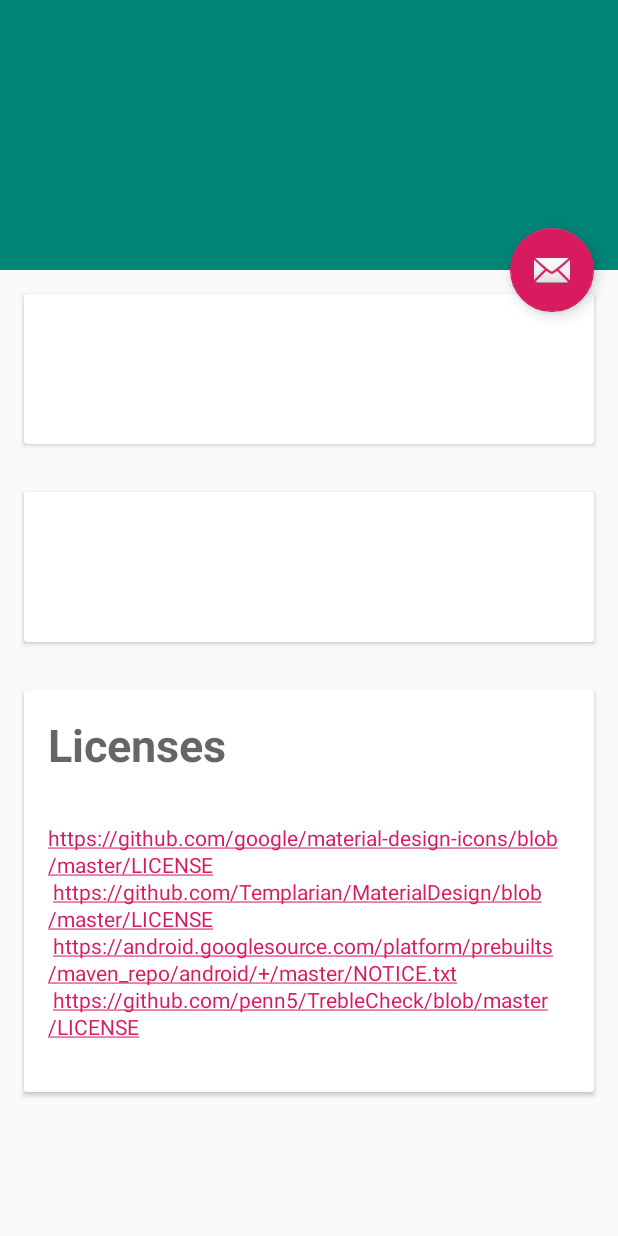
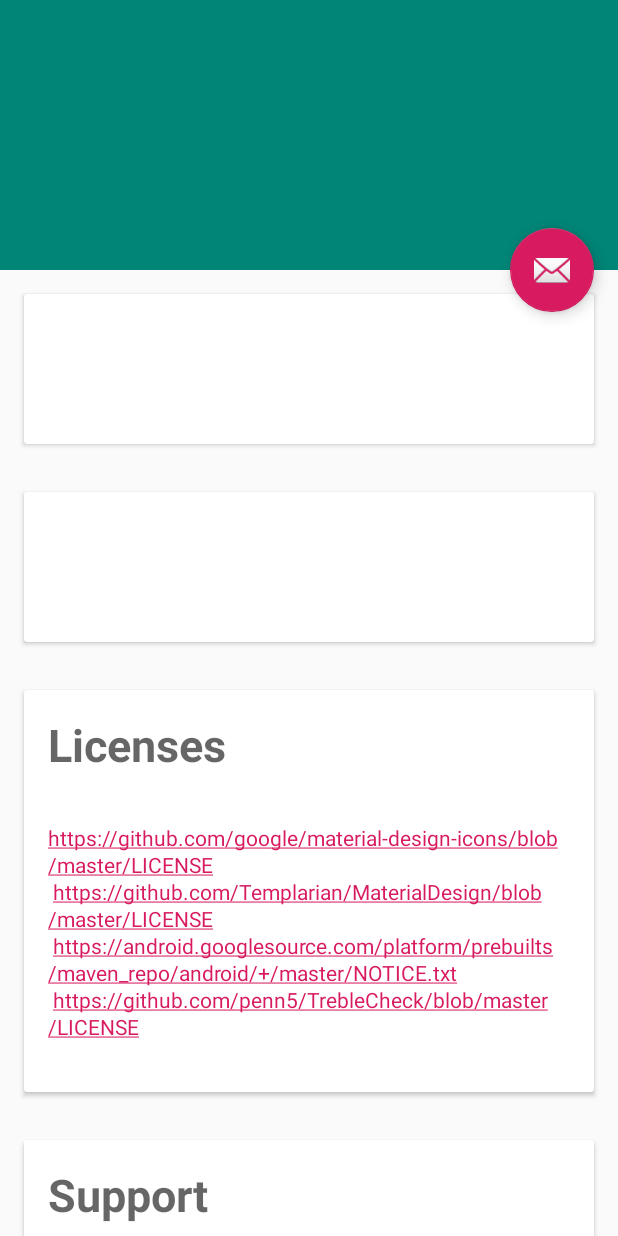
Before and after one commit to penn5/TrebleCheck, an Android app: the layout activity_scrolling.xml on its own in the app's theme, with its tools: preview values and no code run, on a phone screen of 412 x 824 dp. Run offline under Robolectric (Android 15) with nearby library versions, the phone set to English and light mode, and no system bars.

Commit message:
More fixes

```diff
--- a/app/src/main/java/tk/hack5/treblecheck/ScrollingActivity.kt
+++ b/app/src/main/java/tk/hack5/treblecheck/ScrollingActivity.kt
@@ -10,9 +10,10 @@
 
 package tk.hack5.treblecheck
 
+import android.content.Intent
 import android.content.res.ColorStateList
+import android.net.Uri
 import android.os.Bundle
-import android.support.design.widget.Snackbar
 import android.support.v4.content.res.ResourcesCompat
 import android.support.v4.widget.ImageViewCompat
 import android.support.v7.app.AppCompatActivity
@@ -21,6 +22,7 @@ import android.widget.TextView
 import kotlinx.android.synthetic.main.activity_scrolling.*
 import kotlinx.android.synthetic.main.content_scrolling.*
 
+
 class ScrollingActivity : AppCompatActivity() {
 
     override fun onCreate(savedInstanceState: Bundle?) {
@@ -28,8 +30,8 @@ class ScrollingActivity : AppCompatActivity() {
         setContentView(R.layout.activity_scrolling)
         setSupportActionBar(toolbar)
         fab.setOnClickListener { view ->
-            Snackbar.make(view, "Replace with your own action", Snackbar.LENGTH_LONG)
-                .setAction("Action", null).show()
+            val browserIntent = Intent(Intent.ACTION_VIEW, Uri.parse("http://t.me/hackintosh5"))
+            startActivity(browserIntent)
         }
         sar_card.findViewById<TextView>(R.id.header).text = resources.getText(R.string.system_as_root_header)
         arch_card.findViewById<TextView>(R.id.header).text = resources.getText(R.string.arch_header)
--- a/app/src/main/res/layout/activity_scrolling.xml
+++ b/app/src/main/res/layout/activity_scrolling.xml
@@ -1,4 +1,14 @@
 <?xml version="1.0" encoding="utf-8"?>
+<!--
+  ~ Sub-licenses:
+  ~         https://github.com/google/material-design-icons/blob/master/LICENSE
+  ~         https://github.com/Templarian/MaterialDesign/blob/master/LICENSE
+  ~         https://android.googlesource.com/platform/prebuilts/maven_repo/android/+/master/NOTICE.txt
+  ~ This project:
+  ~         Copyright (C) 2019 Penn Mackintosh
+  ~         Licensed under https://www.gnu.org/licenses/gpl-3.0.en.html
+  -->
+
 <android.support.design.widget.CoordinatorLayout
         xmlns:android="http://schemas.android.com/apk/res/android"
         xmlns:app="http://schemas.android.com/apk/res-auto"
@@ -7,6 +17,8 @@
         android:layout_height="match_parent"
         android:fitsSystemWindows="true"
         tools:context=".ScrollingActivity">
+
+    <include layout="@layout/content_scrolling"/>
 
     <android.support.design.widget.AppBarLayout
             android:id="@+id/app_bar"
@@ -34,8 +46,6 @@
         </android.support.design.widget.CollapsingToolbarLayout>
     </android.support.design.widget.AppBarLayout>
 
-    <include layout="@layout/content_scrolling"/>
-
     <android.support.design.widget.FloatingActionButton
             android:id="@+id/fab"
             android:layout_width="wrap_content"
--- a/app/src/main/res/layout/content_scrolling.xml
+++ b/app/src/main/res/layout/content_scrolling.xml
@@ -44,5 +44,26 @@
                           android:autoLink="web"/>
             </LinearLayout>
         </android.support.v7.widget.CardView>
+
+        <android.support.v7.widget.CardView android:layout_width="match_parent"
+                                            android:layout_height="wrap_content"
+                                            android:layout_margin="@dimen/text_margin">
+            <LinearLayout android:layout_width="wrap_content"
+                          android:layout_height="wrap_content"
+                          android:orientation="vertical">
+                <TextView android:layout_height="wrap_content"
+                          android:layout_width="match_parent"
+                          android:text="@string/support_header"
+                          android:textStyle="bold"
+                          android:textAppearance="@style/TextAppearance.AppCompat.Display1"
+                          android:layout_margin="@dimen/text_margin"
+                          android:textSize="30sp"/>
+                <TextView android:layout_height="wrap_content"
+                          android:layout_width="match_parent"
+                          android:text="@string/support"
+                          android:layout_margin="@dimen/text_margin"
+                          android:autoLink="web"/>
+            </LinearLayout>
+        </android.support.v7.widget.CardView>
     </LinearLayout>
 </android.support.v4.widget.NestedScrollView>
--- a/app/src/main/res/values/strings.xml
+++ b/app/src/main/res/values/strings.xml
@@ -40,4 +40,8 @@
         https://android.googlesource.com/platform/prebuilts/maven_repo/android/+/master/NOTICE.txt\n
         https://github.com/penn5/TrebleCheck/blob/master/LICENSE\n
     </string>
+    <string name="support_header">Support</string>
+    <string name="support">Please don\'t leave a bad review if I left a bug, I wrote the whole app in 1 day! Instead
+        contact me via Telegram: https://t.me/hackintosh5. Tell me about your issue and I will endeavour to help.
+    </string>
 </resources>
```
